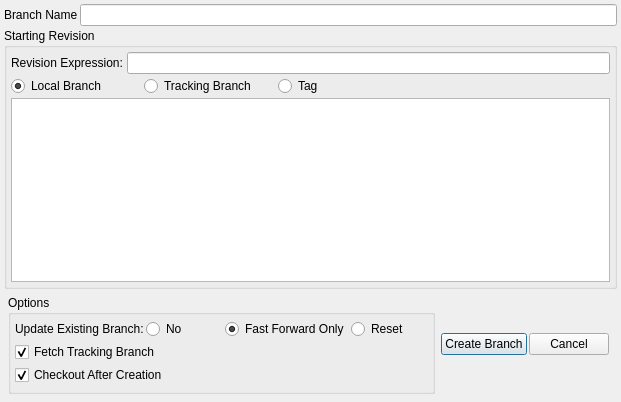
Above: ui/createbranchgui.ui from git-cola/git-cola before the change. Below: the same form after it.
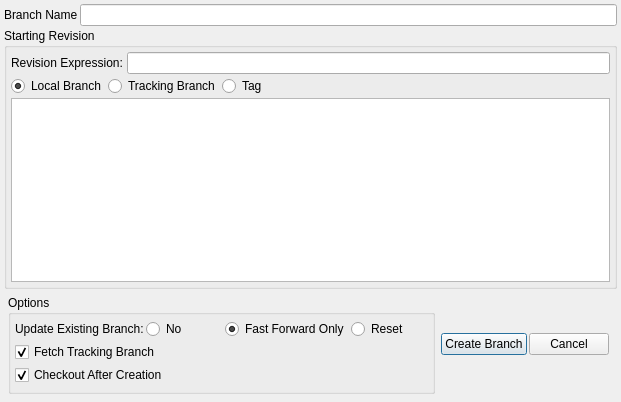
That is the form after the change.

Patch:
```diff
--- a/ui/createbranchgui.ui
+++ b/ui/createbranchgui.ui
@@ -108,13 +108,7 @@
       <item>
        <layout class="QHBoxLayout" >
         <item>
-         <widget class="QRadioButton" name="localBranchRadio" >
-          <property name="sizePolicy" >
-           <sizepolicy vsizetype="Fixed" hsizetype="MinimumExpanding" >
-            <horstretch>0</horstretch>
-            <verstretch>0</verstretch>
-           </sizepolicy>
-          </property>
+         <widget class="QRadioButton" name="local_radio" >
           <property name="text" >
            <string>Local Branch</string>
           </property>
@@ -124,26 +118,14 @@
          </widget>
         </item>
         <item>
-         <widget class="QRadioButton" name="remoteBranchRadio" >
-          <property name="sizePolicy" >
-           <sizepolicy vsizetype="Fixed" hsizetype="MinimumExpanding" >
-            <horstretch>0</horstretch>
-            <verstretch>0</verstretch>
-           </sizepolicy>
-          </property>
+         <widget class="QRadioButton" name="remote_radio" >
           <property name="text" >
            <string>Tracking Branch</string>
           </property>
          </widget>
         </item>
         <item>
-         <widget class="QRadioButton" name="tagRadio" >
-          <property name="sizePolicy" >
-           <sizepolicy vsizetype="Fixed" hsizetype="MinimumExpanding" >
-            <horstretch>0</horstretch>
-            <verstretch>0</verstretch>
-           </sizepolicy>
-          </property>
+         <widget class="QRadioButton" name="tag_radio" >
           <property name="text" >
            <string>Tag</string>
           </property>
```
Left out of the diff: 69 changed lines with no effect on the pictures.
